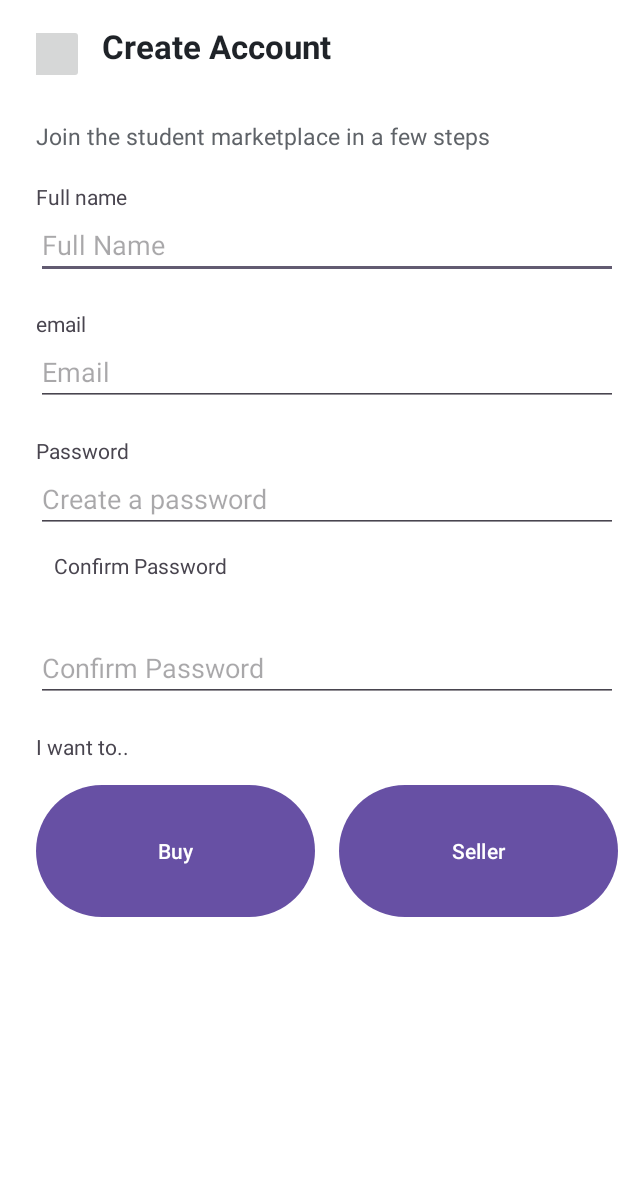
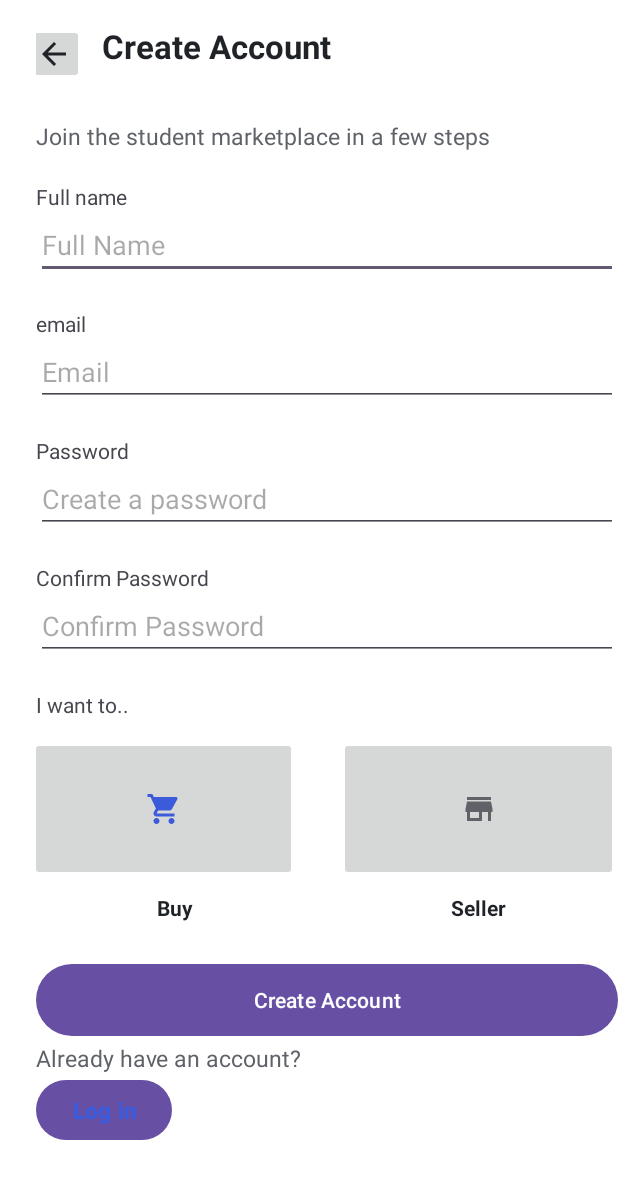
Before and after one commit to JK-22025/Android_Campus_Project, an Android app: the Signup screen opened directly, with no data from a screen before it, on a phone screen of 412 x 824 dp. Shown: the top 1179 px of the screen. Run offline under Robolectric (Android 15) with nearby library versions, the phone set to English and light mode, and no system bars; our stand-ins replace Firebase (no records; nobody signed in at launch, a user with empty details on screens opened directly).

Commit message:
Almost done with 1st part

```diff
--- a/app/src/main/AndroidManifest.xml
+++ b/app/src/main/AndroidManifest.xml
@@ -29,6 +29,10 @@
             android:name=".Signup"
             android:exported="false"
             android:windowSoftInputMode="adjustResize" />
+        <activity
+            android:name=".Login"
+            android:exported="false"
+            android:windowSoftInputMode="adjustResize" />
     </application>
 
 </manifest>
--- a/app/src/main/java/com/example/final_project/Signup.java
+++ b/app/src/main/java/com/example/final_project/Signup.java
@@ -1,20 +1,114 @@
 package com.example.final_project;
 
+import android.content.Intent;
 import android.os.Bundle;
+import android.provider.ContactsContract;
+import android.text.TextUtils;
+import android.util.Patterns;
+import android.view.View;
+import android.widget.Button;
+import android.widget.EditText;
+import android.widget.ImageButton;
+import android.widget.Toast;
 
 import androidx.activity.EdgeToEdge;
+import androidx.annotation.NonNull;
 import androidx.appcompat.app.AppCompatActivity;
 import androidx.core.graphics.Insets;
 import androidx.core.view.ViewCompat;
 import androidx.core.view.WindowInsetsCompat;
 
+import com.google.android.gms.tasks.OnCompleteListener;
+import com.google.android.gms.tasks.Task;
+import com.google.firebase.auth.AuthResult;
+import com.google.firebase.auth.FirebaseAuth;
+
 public class Signup extends AppCompatActivity {
+    EditText emailEditText, passwordEditText, confirmPassEditText, FullnameEditText;
+    ImageButton Backbtn, Sellbtn, Buybtn;
+    Button BtnSignup, BtnLogin;
 
+    FirebaseAuth firebaseAuth;
     @Override
     protected void onCreate(Bundle savedInstanceState) {
         super.onCreate(savedInstanceState);
         EdgeToEdge.enable(this);
         setContentView(R.layout.activity_signup);
 
+        emailEditText = findViewById(R.id.emailSignup);
+        passwordEditText = findViewById(R.id.PasswordSignup);
+        confirmPassEditText = findViewById(R.id.confrimationPassword);
+        FullnameEditText = findViewById(R.id.edFullnameSignup);
+        Backbtn = findViewById(R.id.btnBack);
+        Sellbtn = findViewById(R.id.btnSeller);
+        Buybtn = findViewById(R.id.btnBuyer);
+
+        BtnSignup = findViewById(R.id.btnCreateAccount);
+        BtnLogin = findViewById(R.id.btnLogin);
+
+        firebaseAuth = FirebaseAuth.getInstance();
+        BtnSignup.setOnClickListener(new View.OnClickListener() {
+            @Override
+            public void onClick(View v) {
+                Intent intent = new Intent(Signup.this, Login.class);
+                startActivity(intent);
+                finish();
+            }
+        });
+
+        BtnSignup.setOnClickListener(new View.OnClickListener() {
+            @Override
+            public void onClick(View v) {
+                signupUser();
+            }
+        });
+
+
+
     }
+
+    private void signupUser(){
+        String email = emailEditText.getText().toString().trim();
+        String password = passwordEditText.getText().toString().trim();
+        String confirmPassword = confirmPassEditText.getText().toString().trim();
+        if(TextUtils.isEmpty(email) || TextUtils.isEmpty(password) || TextUtils.isEmpty(confirmPassword)){
+            Toast.makeText(this, "Please fill all the fields", Toast.LENGTH_SHORT).show();
+            return;
+        }
+
+        if(!Patterns.EMAIL_ADDRESS.matcher(email).matches()){
+            emailEditText.setError("Not Valid Email");
+            emailEditText.requestFocus();
+            return;
+        }
+
+        if(password.length()<8){
+            passwordEditText.setError("Password needs to be at least 7 char");
+            passwordEditText.requestFocus();
+            return;
+        }
+        if(!password.equals(confirmPassword)){
+            confirmPassEditText.setError("Passwords doesn't match");
+            confirmPassEditText.requestFocus();
+            return;
+        }
+
+        firebaseAuth.createUserWithEmailAndPassword(email, password).addOnCompleteListener(this, new OnCompleteListener<AuthResult>() {
+            @Override
+            public void onComplete(@NonNull Task<AuthResult> task) {
+                if(task.isSuccessful()){
+                    Toast.makeText(Signup.this, "Sucess", Toast.LENGTH_SHORT).show();
+                    startActivity(new Intent(Signup.this, MainActivity.class));
+                    finish();
+                }else{
+                    Toast.makeText(Signup.this, "Signup Failed", Toast.LENGTH_SHORT).show();
+                }
+            }
+        });
+    }
+
+
+
+
+
 }
--- a/app/src/main/res/drawable/ic_arrow_back.xml
+++ b/app/src/main/res/drawable/ic_arrow_back.xml
@@ -1,4 +1,10 @@
-<?xml version="1.0" encoding="utf-8"?>
-<selector xmlns:android="http://schemas.android.com/apk/res/android">
-
-</selector>
+<vector xmlns:android="http://schemas.android.com/apk/res/android"
+    android:width="24dp"
+    android:height="24dp"
+    android:viewportWidth="24"
+    android:viewportHeight="24"
+    android:autoMirrored="true">
+    <path
+        android:fillColor="#FF000000"
+        android:pathData="M20,11H7.83l5.59,-5.59L12,4l-8,8 8,8 1.41,-1.41L7.83,13H20v-2z" />
+</vector>
--- /dev/null
+++ b/app/src/main/res/drawable/ic_front_store.xml
@@ -0,0 +1,9 @@
+<vector xmlns:android="http://schemas.android.com/apk/res/android"
+    android:width="24dp"
+    android:height="24dp"
+    android:viewportWidth="24"
+    android:viewportHeight="24">
+    <path
+        android:fillColor="#FF000000"
+        android:pathData="M20,4H4v2h16V4zM21,14v-2l-1,-5H4l-1,5v2h1v6h10v-6h4v6h2v-6h1zM12,18H6v-4h6v4z" />
+</vector>
--- /dev/null
+++ b/app/src/main/res/drawable/ic_shopping_cart_24.xml
@@ -0,0 +1,20 @@
+<!--
+  ~ Copyright (C) 2026 The Android Open Source Project
+  ~
+  ~ Licensed under the Apache License, Version 2.0 (the "License");
+  ~ you may not use this file except in compliance with the License.
+  ~ You may obtain a copy of the License at
+  ~
+  ~      http://www.apache.org/licenses/LICENSE-2.0
+  ~
+  ~ Unless required by applicable law or agreed to in writing, software
+  ~ distributed under the License is distributed on an "AS IS" BASIS,
+  ~ WITHOUT WARRANTIES OR CONDITIONS OF ANY KIND, either express or implied.
+  ~ See the License for the specific language governing permissions and
+  ~ limitations under the License.
+  -->
+<vector xmlns:android="http://schemas.android.com/apk/res/android" android:height="24dp" android:tint="#000000" android:viewportHeight="24" android:viewportWidth="24" android:width="24dp">
+
+    <path android:fillColor="@android:color/white" android:pathData="M7,18c-1.1,0 -1.99,0.9 -1.99,2S5.9,22 7,22s2,-0.9 2,-2 -0.9,-2 -2,-2zM1,2v2h2l3.6,7.59 -1.35,2.45c-0.16,0.28 -0.25,0.61 -0.25,0.96 0,1.1 0.9,2 2,2h12v-2L7.42,15c-0.14,0 -0.25,-0.11 -0.25,-0.25l0.03,-0.12 0.9,-1.63h7.45c0.75,0 1.41,-0.41 1.75,-1.03l3.58,-6.49c0.08,-0.14 0.12,-0.31 0.12,-0.48 0,-0.55 -0.45,-1 -1,-1L5.21,4l-0.94,-2L1,2zM17,18c-1.1,0 -1.99,0.9 -1.99,2s0.89,2 1.99,2 2,-0.9 2,-2 -0.9,-2 -2,-2z"/>
+
+</vector>
--- a/app/src/main/res/layout/activity_signup.xml
+++ b/app/src/main/res/layout/activity_signup.xml
@@ -82,9 +82,8 @@
         <TextView
             android:layout_width="match_parent"
             android:layout_height="wrap_content"
-            android:text="Confirm Password"
-            android:padding="12dp"
-            android:layout_marginBottom="24dp"/>
+            android:layout_marginTop="20dp"
+            android:text="Confirm Password"/>
 
         <EditText
             android:id="@+id/confrimationPassword"
@@ -103,20 +102,53 @@
             android:layout_height="wrap_content"
             android:layout_marginTop="12dp"
             android:orientation="horizontal">
-            <Button
-                android:id="@+id/btnBuyer"
+            <LinearLayout
                 android:layout_width="0dp"
-                android:layout_height="96dp"
+                android:layout_height="wrap_content"
                 android:layout_weight="1"
                 android:layout_marginEnd="8dp"
-                android:text="Buy"/>
-            <Button
-                android:id="@+id/btnSeller"
+                android:gravity="center_horizontal"
+                android:orientation="vertical">
+                <ImageButton
+                    android:id="@+id/btnBuyer"
+                    android:layout_width="match_parent"
+                    android:layout_height="96dp"
+                    android:contentDescription="Buy"
+                    android:src="@drawable/ic_shopping_cart_24"
+                    android:scaleType="center"
+                    android:layout_marginEnd="8dp"
+                    app:tint="#3B5BDB"/>
+                <TextView
+                    android:layout_width="wrap_content"
+                    android:layout_height="wrap_content"
+                    android:layout_marginTop="8dp"
+                    android:text="Buy"
+                    android:textColor="#1F2328"
+                    android:textStyle="bold"/>
+            </LinearLayout>
+            <LinearLayout
                 android:layout_width="0dp"
-                android:layout_height="96dp"
+                android:layout_height="wrap_content"
                 android:layout_weight="1"
                 android:layout_marginStart="8dp"
-                android:text="Seller"/>
+                android:gravity="center_horizontal"
+                android:orientation="vertical">
+                <ImageButton
+                    android:id="@+id/btnSeller"
+                    android:layout_width="match_parent"
+                    android:layout_height="96dp"
+                    android:contentDescription="Sell"
+                    android:src="@drawable/ic_front_store"
+                    android:scaleType="center"
+                    app:tint="#5F6368"/>
+                <TextView
+                    android:layout_width="wrap_content"
+                    android:layout_height="wrap_content"
+                    android:layout_marginTop="8dp"
+                    android:text="Seller"
+                    android:textColor="#1F2328"
+                    android:textStyle="bold"/>
+            </LinearLayout>
 
 
         </LinearLayout>
@@ -124,9 +156,25 @@
 
         <Button
             android:id="@+id/btnCreateAccount"
-            android:layout_width="0dp"
-            android:layout_height="96dp"
+            android:layout_width="match_parent"
+            android:layout_height="56dp"
+            android:layout_marginTop="24dp"
             android:text="Create Account"/>
+
+        <TextView
+            android:layout_width="wrap_content"
+            android:layout_height="wrap_content"
+            android:text="Already have an account?"
+            android:textColor="#5F6368"
+            android:textSize="15sp"/>
+        <Button
+            android:id="@+id/btnLogin"
+            android:layout_width="wrap_content"
+            android:layout_height="wrap_content"
+            android:text="Log in"
+            android:textColor="#3B5BDB"
+            android:textSize="15sp"
+            android:textStyle="bold"/>
 
 
 
--- a/app/src/main/res/values/colors.xml
+++ b/app/src/main/res/values/colors.xml
@@ -2,4 +2,5 @@
 <resources>
     <color name="black">#FF000000</color>
     <color name="white">#FFFFFFFF</color>
+    <color name="blue">#000080</color>
 </resources>
```
Also changed, not shown: app/src/main/java/com/example/final_project/Login.java (added, +20 -0 lines), app/src/main/res/layout/activity_login.xml (added, +64 -0 lines).
